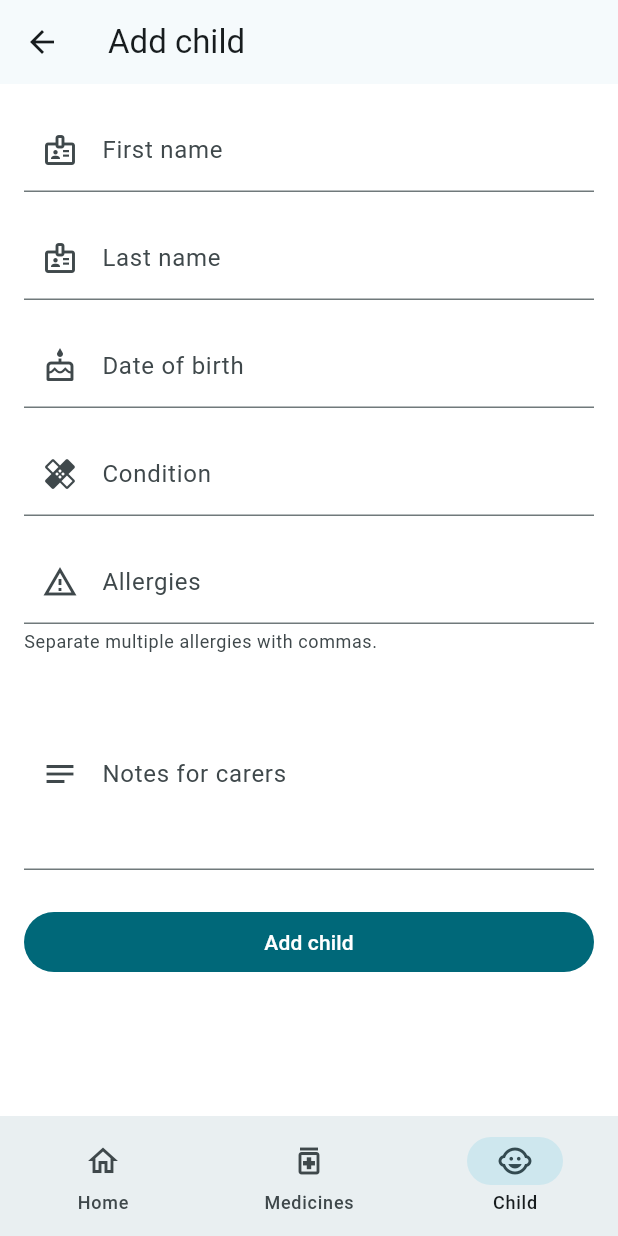
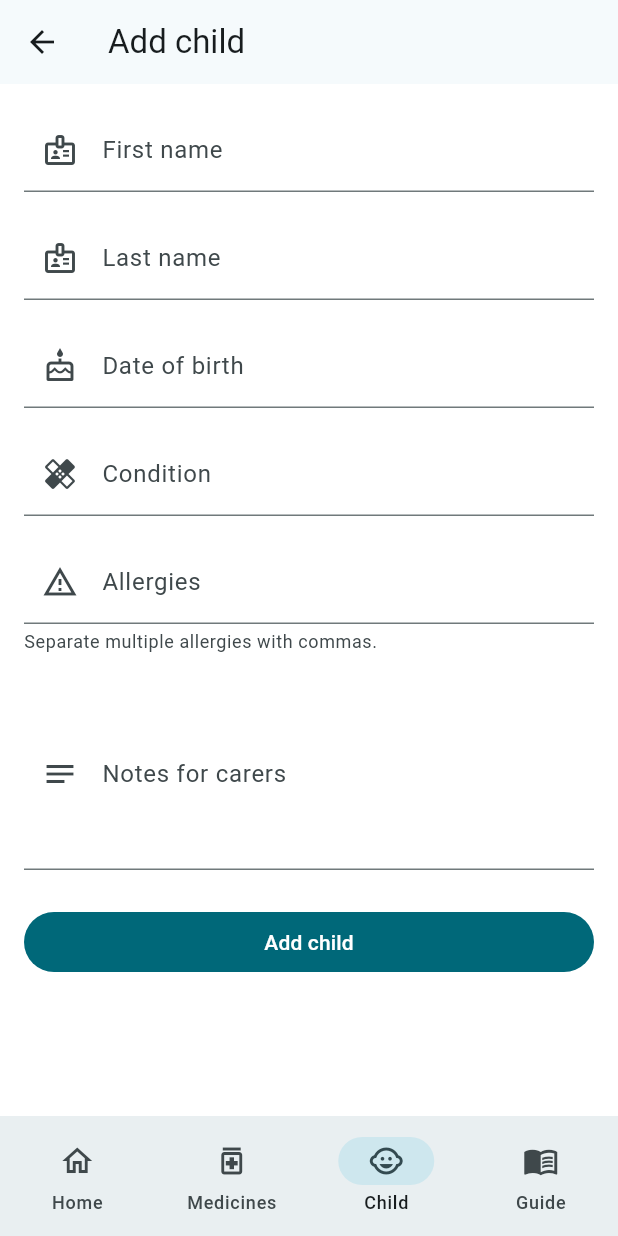
Before and after one commit to rcpch/medicines-for-children-flutter, a Flutter app: the ChildProfilePage screen opened by its route, after a tap on "Add child", on a phone screen of 412 x 824 dp. Run offline on Flutter 3.47's test engine with Material 3 defaults, Android fonts, the phone set to English and light mode, and no system bars; our stand-ins replace dio, flutter_dotenv, flutter_local_notifications, flutter_riverpod, freezed_annotation, go_router and 5 more; missing offline and left inert: cryptography, dart:html, file_selector; accounts and stored records are empty.

Commit message:
Add user guide page and navigation tab

```diff
--- a/lib/app/router/app_router.dart
+++ b/lib/app/router/app_router.dart
@@ -22,6 +22,7 @@ import 'package:medicines_for_children_flutter/features/share_centre/presentatio
 import 'package:medicines_for_children_flutter/features/share_centre/presentation/share_centre_form_page.dart';
 import 'package:medicines_for_children_flutter/features/share_centre/presentation/share_centre_page.dart';
 import 'package:medicines_for_children_flutter/features/splash/presentation/splash_page.dart';
+import 'package:medicines_for_children_flutter/features/user_guide/presentation/user_guide_page.dart';
 import 'package:medicines_for_children_flutter/app/router/primary_shell.dart';
 import 'package:medicines_for_children_flutter/core/telemetry/telemetry_observer.dart';
 import 'package:medicines_for_children_flutter/core/telemetry/telemetry_service.dart';
@@ -46,6 +47,7 @@ enum AppRoute {
   shareCentreCreate('create'),
   shareCentreDetail(':shareId'),
   settings('settings'),
+  userGuide('/guide'),
   sharedScheduleLink('/auth/:token'),
   sharedSchedule('/shared-schedule/:apiId');
 
@@ -189,6 +191,15 @@ final appRouterProvider = Provider<GoRouter>((ref) {
               ),
             ],
           ),
+          StatefulShellBranch(
+            routes: [
+              GoRoute(
+                path: AppRoute.userGuide.path,
+                name: AppRoute.userGuide.name,
+                builder: (context, state) => const UserGuidePage(),
+              ),
+            ],
+          ),
         ],
       ),
       GoRoute(
--- a/lib/app/router/primary_shell.dart
+++ b/lib/app/router/primary_shell.dart
@@ -34,6 +34,11 @@ class PrimaryShell extends StatelessWidget {
             selectedIcon: Icon(Icons.child_care),
             label: 'Child',
           ),
+          NavigationDestination(
+            icon: Icon(Icons.menu_book_outlined),
+            selectedIcon: Icon(Icons.menu_book),
+            label: 'Guide',
+          ),
         ],
       ),
     );
--- /dev/null
+++ b/lib/features/user_guide/presentation/user_guide_page.dart
@@ -0,0 +1,194 @@
+import 'package:flutter/material.dart';
+
+class UserGuidePage extends StatelessWidget {
+  const UserGuidePage({super.key});
+
+  @override
+  Widget build(BuildContext context) {
+    final colorScheme = Theme.of(context).colorScheme;
+
+    return Scaffold(
+      appBar: AppBar(
+        title: const Text('User guide'),
+      ),
+      body: ListView(
+        padding: const EdgeInsets.all(16),
+        children: [
+          _GuideHeader(
+            title: 'Medicines for Children',
+            subtitle: 'A quick guide to managing medicines, schedules, and shared care.',
+            accent: colorScheme.primary,
+          ),
+          const SizedBox(height: 16),
+          const _GuideSection(
+            title: 'Home & today\'s schedule',
+            items: [
+              'See what is due today and record administrations as given or skipped.',
+              'Tap a schedule entry to view details and recent history.',
+              'As-needed medicines appear separately so they are easy to record on demand.',
+            ],
+          ),
+          const _GuideSection(
+            title: 'Medicines',
+            items: [
+              'Add each medicine with dose, route, and frequency.',
+              'Edit medicine details any time and add notes for extra guidance.',
+              'Mark medicines as no longer used to keep the list tidy.',
+            ],
+          ),
+          const _GuideSection(
+            title: 'Schedules',
+            items: [
+              'Create a schedule for regular medicines and set the time(s) of day.',
+              'Use as-needed schedules for medicines that are taken only when required.',
+              'Review schedule history to confirm recent administrations.',
+            ],
+          ),
+          const _GuideSection(
+            title: 'Children & profiles',
+            items: [
+              'Add multiple children and switch between them in the child section.',
+              'Store conditions, allergies, and notes for quick reference.',
+              'Keep profile details up to date to help carers and clinicians.',
+            ],
+          ),
+          const _GuideSection(
+            title: 'Share centre',
+            items: [
+              'Create a share to give a secondary carer access for a set time period.',
+              'Choose a digital share link or generate a schedule PDF for printing.',
+              'Extend, end, or delete shares as care arrangements change.',
+            ],
+          ),
+          const _GuideSection(
+            title: 'Shared schedules (secondary carers)',
+            items: [
+              'Open the share link to view the schedule and important child information.',
+              'Record administrations directly in the shared schedule view.',
+              'Download or generate the PDF schedule when needed.',
+            ],
+          ),
+          const _GuideSection(
+            title: 'Exporting & backups',
+            items: [
+              'Export medicine summaries or schedules as PDFs from the share centre.',
+              'Use backups to move data to another device or create a fresh profile.',
+              'Importing a backup creates a new profile rather than replacing an existing one.',
+            ],
+          ),
+          const _GuideSection(
+            title: 'Offline use',
+            items: [
+              'The app keeps your latest data available when you are offline.',
+              'Actions you take offline are queued and sent when you reconnect.',
+            ],
+          ),
+          const _GuideSection(
+            title: 'Settings & privacy',
+            items: [
+              'Review the privacy policy and data deletion information in settings.',
+              'Control analytics consent from the settings screen.',
+              'Use the dark theme if it is more comfortable for you.',
+            ],
+          ),
+          const SizedBox(height: 12),
+          Card(
+            color: colorScheme.surfaceVariant,
+            child: const Padding(
+              padding: EdgeInsets.all(16),
+              child: Text(
+                'Tip: keep schedules and medicine details updated after clinic visits so shared carers always see the latest instructions.',
+              ),
+            ),
+          ),
+        ],
+      ),
+    );
+  }
+}
+
+class _GuideHeader extends StatelessWidget {
+  const _GuideHeader({
+    required this.title,
+    required this.subtitle,
+    required this.accent,
+  });
+
+  final String title;
+  final String subtitle;
+  final Color accent;
+
+  @override
+  Widget build(BuildContext context) {
+    return Container(
+      decoration: BoxDecoration(
+        borderRadius: BorderRadius.circular(16),
+        gradient: LinearGradient(
+          colors: [accent.withOpacity(0.15), accent.withOpacity(0.03)],
+          begin: Alignment.topLeft,
+          end: Alignment.bottomRight,
+        ),
+      ),
+      padding: const EdgeInsets.all(20),
+      child: Column(
+        crossAxisAlignment: CrossAxisAlignment.start,
+        children: [
+          Text(
+            title,
+            style: Theme.of(context).textTheme.headlineSmall?.copyWith(fontWeight: FontWeight.w700),
+          ),
+          const SizedBox(height: 8),
+          Text(
+            subtitle,
+            style: Theme.of(context).textTheme.bodyMedium,
+          ),
+        ],
+      ),
+    );
+  }
+}
+
+class _GuideSection extends StatelessWidget {
+  const _GuideSection({
+    required this.title,
+    required this.items,
+  });
+
+  final String title;
+  final List<String> items;
+
+  @override
+  Widget build(BuildContext context) {
+    final textTheme = Theme.of(context).textTheme;
+
+    return Card(
+      margin: const EdgeInsets.only(bottom: 12),
+      child: Padding(
+        padding: const EdgeInsets.all(16),
+        child: Column(
+          crossAxisAlignment: CrossAxisAlignment.start,
+          children: [
+            Text(title, style: textTheme.titleMedium?.copyWith(fontWeight: FontWeight.w600)),
+            const SizedBox(height: 8),
+            ...items.map(
+              (item) => Padding(
+                padding: const EdgeInsets.only(bottom: 6),
+                child: Row(
+                  crossAxisAlignment: CrossAxisAlignment.start,
+                  children: [
+                    const Padding(
+                      padding: EdgeInsets.only(top: 6),
+                      child: Icon(Icons.circle, size: 6),
+                    ),
+                    const SizedBox(width: 8),
+                    Expanded(child: Text(item, style: textTheme.bodyMedium)),
+                  ],
+                ),
+              ),
+            ),
+          ],
+        ),
+      ),
+    );
+  }
+}
```
